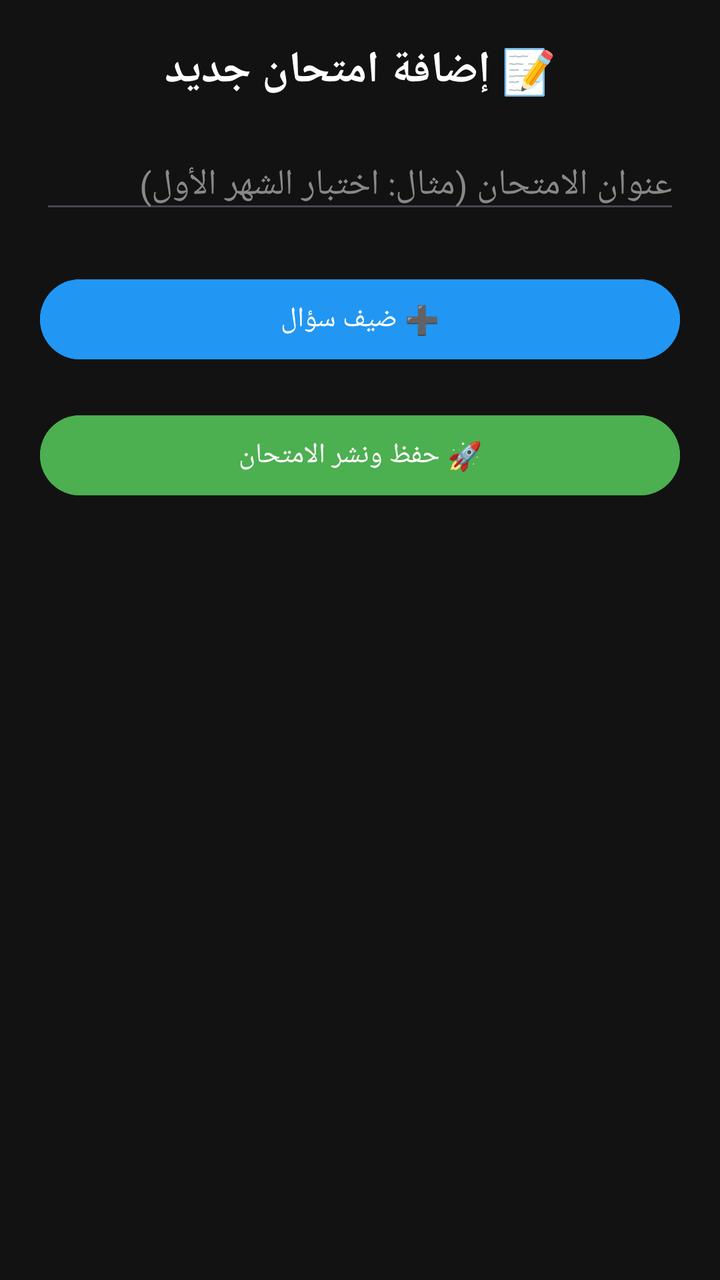
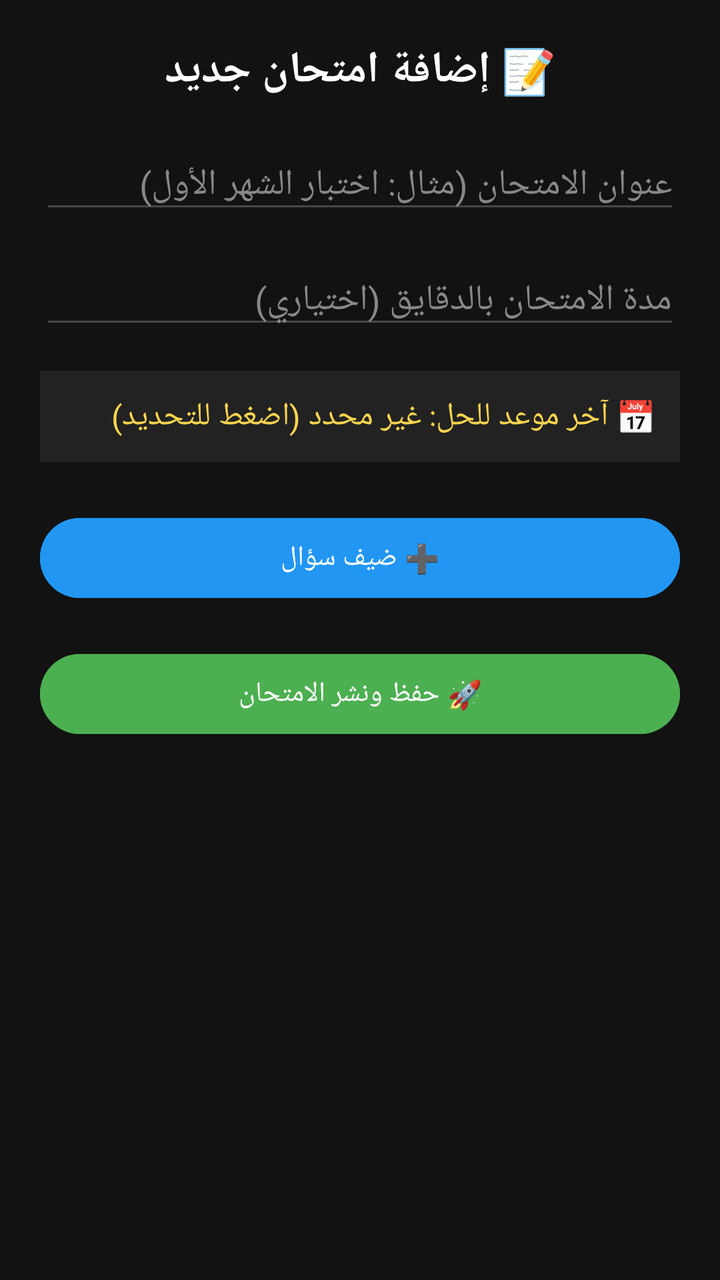

The first picture is an Android layout as it rendered before a commit; the second is the same layout after the commit. The layout source and the unified diff follow.
<!-- AndroidManifest.xml: application theme Theme.1Bac -->
<!-- res/layout/activity_add_exam.xml -->
<?xml version="1.0" encoding="utf-8"?>
<ScrollView xmlns:android="http://schemas.android.com/apk/res/android"
    android:layout_width="match_parent"
    android:layout_height="match_parent"
    android:background="#121212">

    <LinearLayout
        android:layout_width="match_parent"
        android:layout_height="wrap_content"
        android:orientation="vertical"
        android:padding="20dp">

        <TextView
            android:layout_width="match_parent"
            android:layout_height="wrap_content"
            android:text="📝 إضافة امتحان جديد"
            android:textColor="#FFFFFF"
            android:textSize="22sp"
            android:textStyle="bold"
            android:gravity="center"
            android:layout_marginBottom="20dp" />

        <EditText
            android:id="@+id/etExamTitle"
            android:layout_width="match_parent"
            android:layout_height="wrap_content"
            android:hint="عنوان الامتحان (مثال: اختبار الشهر الأول)"
            android:textColor="#FFFFFF"
            android:textColorHint="#888888"
            android:inputType="text"
            android:layout_marginBottom="16dp"/>

        <LinearLayout
            android:id="@+id/questionsContainer"
            android:layout_width="match_parent"
            android:layout_height="wrap_content"
            android:orientation="vertical" />

        <Button
            android:id="@+id/btnAddQuestion"
            android:layout_width="match_parent"
            android:layout_height="wrap_content"
            android:text="➕ ضيف سؤال"
            android:backgroundTint="#2196F3"
            android:textColor="#FFFFFF"
            android:layout_marginTop="8dp"
            android:layout_marginBottom="20dp"/>

        <Button
            android:id="@+id/btnSaveExam"
            android:layout_width="match_parent"
            android:layout_height="wrap_content"
            android:text="🚀 حفظ ونشر الامتحان"
            android:backgroundTint="#4CAF50"
            android:textColor="#FFFFFF" />

    </LinearLayout>
</ScrollView>
<!-- resources referenced by this layout -->
<resources>
  <style name="Theme.1Bac" parent="Base.Theme.1Bac" />
  <style name="Base.Theme.1Bac" parent="Theme.Material3.DayNight.NoActionBar">
          
          
      </style>
</resources>

<!-- the commit's change to res/layout/activity_add_exam.xml (unified diff, before → after) -->
@@ -30,6 +30,27 @@
             android:inputType="text"
             android:layout_marginBottom="16dp"/>
 
+        <EditText
+            android:id="@+id/etDuration"
+            android:layout_width="match_parent"
+            android:layout_height="wrap_content"
+            android:hint="مدة الامتحان بالدقايق (اختياري)"
+            android:textColor="#FFFFFF"
+            android:textColorHint="#888888"
+            android:inputType="number"
+            android:layout_marginBottom="16dp"/>
+
+        <TextView
+            android:id="@+id/tvDeadline"
+            android:layout_width="match_parent"
+            android:layout_height="wrap_content"
+            android:text="📅 آخر موعد للحل: غير محدد (اضغط للتحديد)"
+            android:textColor="#FFD54F"
+            android:textSize="16sp"
+            android:padding="12dp"
+            android:background="#222222"
+            android:layout_marginBottom="16dp"/>
+
         <LinearLayout
             android:id="@+id/questionsContainer"
             android:layout_width="match_parent"
